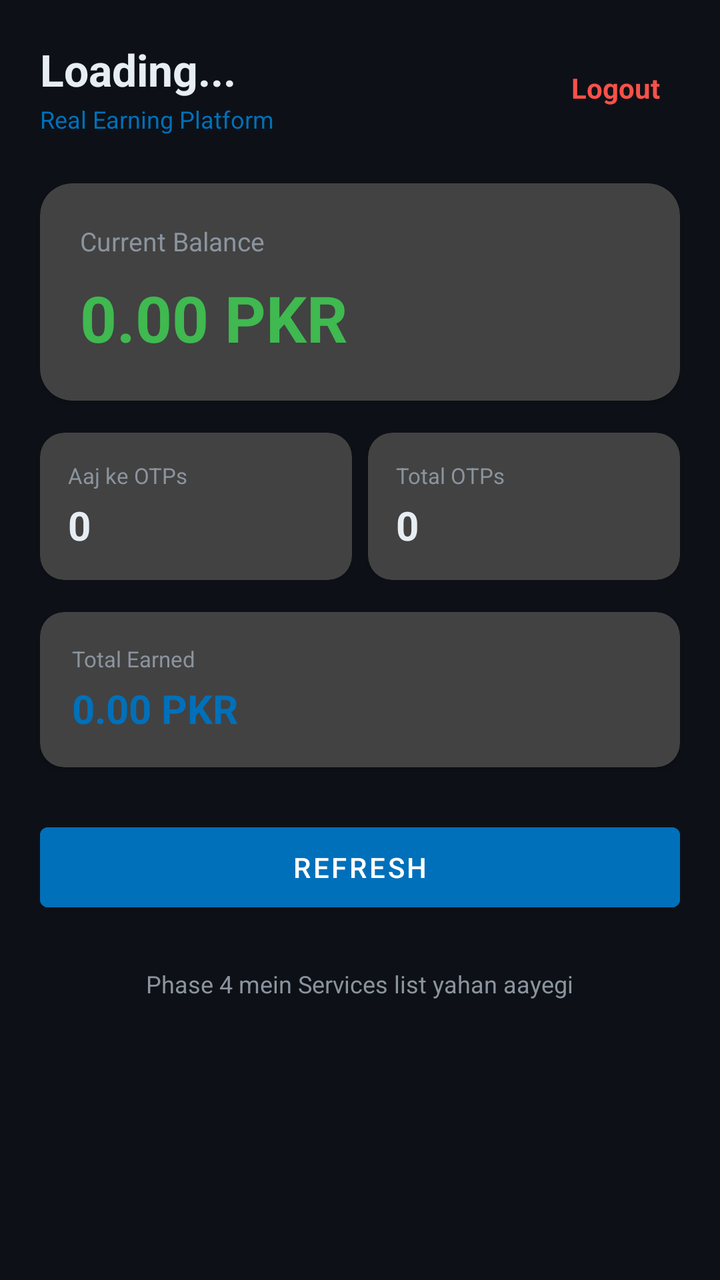
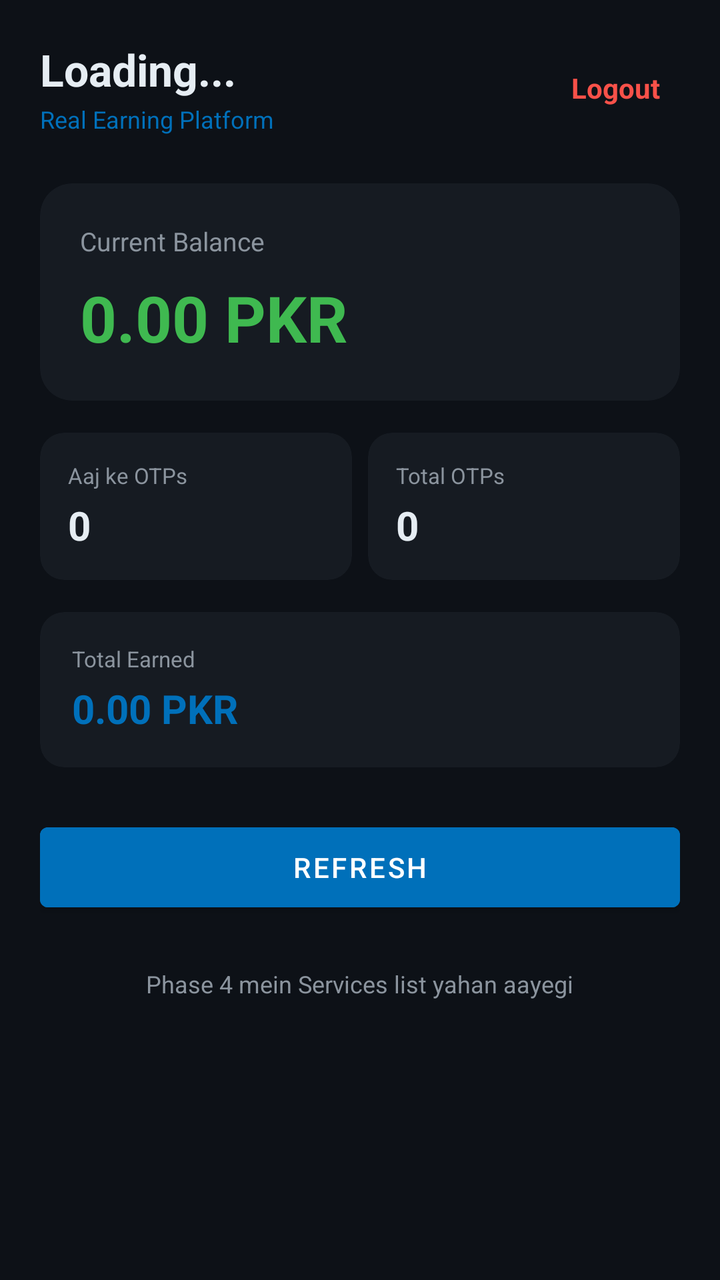

Two renders of the same Android screen: before a commit and after it. Below are the layout's source before the change and the commit's diff.
<!-- AndroidManifest.xml: activity theme Theme.RealEarnPayPal -->
<!-- res/layout/activity_dashboard.xml -->
<?xml version="1.0" encoding="utf-8"?>
<ScrollView xmlns:android="http://schemas.android.com/apk/res/android"
    android:layout_width="match_parent"
    android:layout_height="match_parent"
    android:background="@color/bg_dark"
    android:fillViewport="true">

    <LinearLayout
        android:layout_width="match_parent"
        android:layout_height="wrap_content"
        android:orientation="vertical"
        android:padding="20dp">

        <LinearLayout
            android:layout_width="match_parent"
            android:layout_height="wrap_content"
            android:orientation="horizontal"
            android:gravity="center_vertical">

            <LinearLayout
                android:layout_width="0dp"
                android:layout_height="wrap_content"
                android:layout_weight="1"
                android:orientation="vertical">

                <TextView
                    android:id="@+id/tvName"
                    android:layout_width="wrap_content"
                    android:layout_height="wrap_content"
                    android:text="Loading..."
                    android:textColor="@color/text_light"
                    android:textSize="22sp"
                    android:textStyle="bold" />

                <TextView
                    android:layout_width="wrap_content"
                    android:layout_height="wrap_content"
                    android:layout_marginTop="2dp"
                    android:text="Real Earning Platform"
                    android:textColor="@color/paypal_blue"
                    android:textSize="12sp" />

            </LinearLayout>

            <TextView
                android:id="@+id/btnLogout"
                android:layout_width="wrap_content"
                android:layout_height="wrap_content"
                android:padding="10dp"
                android:text="Logout"
                android:textColor="@color/error_red"
                android:textSize="14sp"
                android:textStyle="bold" />

        </LinearLayout>

        <androidx.cardview.widget.CardView
            android:layout_width="match_parent"
            android:layout_height="wrap_content"
            android:layout_marginTop="24dp"
            android:cardBackgroundColor="@color/bg_card"
            app:cardCornerRadius="16dp"
            xmlns:app="http://schemas.android.com/apk/res-auto">

            <LinearLayout
                android:layout_width="match_parent"
                android:layout_height="wrap_content"
                android:orientation="vertical"
                android:padding="20dp">

                <TextView
                    android:layout_width="wrap_content"
                    android:layout_height="wrap_content"
                    android:text="Current Balance"
                    android:textColor="@color/text_dim"
                    android:textSize="13sp" />

                <TextView
                    android:id="@+id/tvBalance"
                    android:layout_width="wrap_content"
                    android:layout_height="wrap_content"
                    android:layout_marginTop="8dp"
                    android:text="0.00 PKR"
                    android:textColor="@color/success_green"
                    android:textSize="32sp"
                    android:textStyle="bold" />

            </LinearLayout>

        </androidx.cardview.widget.CardView>

        <LinearLayout
            android:layout_width="match_parent"
            android:layout_height="wrap_content"
            android:layout_marginTop="16dp"
            android:orientation="horizontal">

            <androidx.cardview.widget.CardView
                android:layout_width="0dp"
                android:layout_height="wrap_content"
                android:layout_weight="1"
                android:layout_marginEnd="8dp"
                android:cardBackgroundColor="@color/bg_card"
                app:cardCornerRadius="12dp"
                xmlns:app="http://schemas.android.com/apk/res-auto">

                <LinearLayout
                    android:layout_width="match_parent"
                    android:layout_height="wrap_content"
                    android:orientation="vertical"
                    android:padding="14dp">

                    <TextView
                        android:layout_width="wrap_content"
                        android:layout_height="wrap_content"
                        android:text="Aaj ke OTPs"
                        android:textColor="@color/text_dim"
                        android:textSize="11sp" />

                    <TextView
                        android:id="@+id/tvTodayOtps"
                        android:layout_width="wrap_content"
                        android:layout_height="wrap_content"
                        android:layout_marginTop="4dp"
                        android:text="0"
                        android:textColor="@color/text_light"
                        android:textSize="20sp"
                        android:textStyle="bold" />

                </LinearLayout>

            </androidx.cardview.widget.CardView>

            <androidx.cardview.widget.CardView
                android:layout_width="0dp"
                android:layout_height="wrap_content"
                android:layout_weight="1"
                android:cardBackgroundColor="@color/bg_card"
                app:cardCornerRadius="12dp"
                xmlns:app="http://schemas.android.com/apk/res-auto">

                <LinearLayout
                    android:layout_width="match_parent"
                    android:layout_height="wrap_content"
                    android:orientation="vertical"
                    android:padding="14dp">

                    <TextView
                        android:layout_width="wrap_content"
                        android:layout_height="wrap_content"
                        android:text="Total OTPs"
                        android:textColor="@color/text_dim"
                        android:textSize="11sp" />

                    <TextView
                        android:id="@+id/tvTotalOtps"
                        android:layout_width="wrap_content"
                        android:layout_height="wrap_content"
                        android:layout_marginTop="4dp"
                        android:text="0"
                        android:textColor="@color/text_light"
                        android:textSize="20sp"
                        android:textStyle="bold" />

                </LinearLayout>

            </androidx.cardview.widget.CardView>

        </LinearLayout>

        <androidx.cardview.widget.CardView
            android:layout_width="match_parent"
            android:layout_height="wrap_content"
            android:layout_marginTop="16dp"
            android:cardBackgroundColor="@color/bg_card"
            app:cardCornerRadius="12dp"
            xmlns:app="http://schemas.android.com/apk/res-auto">

            <LinearLayout
                android:layout_width="match_parent"
                android:layout_height="wrap_content"
                android:orientation="vertical"
                android:padding="16dp">

                <TextView
                    android:layout_width="wrap_content"
                    android:layout_height="wrap_content"
                    android:text="Total Earned"
                    android:textColor="@color/text_dim"
                    android:textSize="11sp" />

                <TextView
                    android:id="@+id/tvTotalEarned"
                    android:layout_width="wrap_content"
                    android:layout_height="wrap_content"
                    android:layout_marginTop="4dp"
                    android:text="0.00 PKR"
                    android:textColor="@color/paypal_blue"
                    android:textSize="20sp"
                    android:textStyle="bold" />

            </LinearLayout>

        </androidx.cardview.widget.CardView>

        <Button
            android:id="@+id/btnRefresh"
            android:layout_width="match_parent"
            android:layout_height="52dp"
            android:layout_marginTop="24dp"
            android:backgroundTint="@color/paypal_blue"
            android:text="Refresh"
            android:textColor="@color/white" />

        <TextView
            android:layout_width="wrap_content"
            android:layout_height="wrap_content"
            android:layout_marginTop="24dp"
            android:layout_gravity="center_horizontal"
            android:text="Phase 4 mein Services list yahan aayegi"
            android:textColor="@color/text_dim"
            android:textSize="12sp" />

    </LinearLayout>

</ScrollView>
<!-- resources referenced by this layout -->
<resources>
  <color name="bg_card">#FF161B22</color>
  <color name="bg_dark">#FF0D1117</color>
  <color name="error_red">#FFF85149</color>
  <color name="paypal_blue">#FF0070BA</color>
  <color name="success_green">#FF3FB950</color>
  <color name="text_dim">#FF8B949E</color>
  <color name="text_light">#FFE6EDF3</color>
  <color name="white">#FFFFFFFF</color>
  <style name="Theme.RealEarnPayPal" parent="Theme.MaterialComponents.NoActionBar">
          <item name="colorPrimary">@color/paypal_blue</item>
          <item name="colorPrimaryVariant">@color/paypal_blue_dark</item>
          <item name="colorOnPrimary">@color/white</item>
          <item name="colorSecondary">@color/paypal_blue</item>
          <item name="colorOnSecondary">@color/white</item>
          <item name="android:statusBarColor">@color/bg_dark</item>
          <item name="android:navigationBarColor">@color/bg_dark</item>
          <item name="android:windowBackground">@color/bg_dark</item>
          <item name="android:textColorPrimary">@color/text_light</item>
          <item name="android:textColorSecondary">@color/text_dim</item>
      </style>
  <color name="paypal_blue_dark">#FF005C99</color>
</resources>

<!-- the commit's change to res/layout/activity_dashboard.xml (unified diff, before → after) -->
@@ -1,5 +1,6 @@
 <?xml version="1.0" encoding="utf-8"?>
 <ScrollView xmlns:android="http://schemas.android.com/apk/res/android"
+    xmlns:app="http://schemas.android.com/apk/res-auto"
     android:layout_width="match_parent"
     android:layout_height="match_parent"
     android:background="@color/bg_dark"
@@ -11,6 +12,7 @@
         android:orientation="vertical"
         android:padding="20dp">
 
+        
         <LinearLayout
             android:layout_width="match_parent"
             android:layout_height="wrap_content"
@@ -54,13 +56,14 @@
 
         </LinearLayout>
 
-        <androidx.cardview.widget.CardView
+        
+        <com.google.android.material.card.MaterialCardView
             android:layout_width="match_parent"
             android:layout_height="wrap_content"
             android:layout_marginTop="24dp"
-            android:cardBackgroundColor="@color/bg_card"
+            app:cardBackgroundColor="@color/bg_card"
             app:cardCornerRadius="16dp"
-            xmlns:app="http://schemas.android.com/apk/res-auto">
+            app:cardElevation="0dp">
 
             <LinearLayout
                 android:layout_width="match_parent"
@@ -87,22 +90,23 @@
 
             </LinearLayout>
 
-        </androidx.cardview.widget.CardView>
-
+        </com.google.android.material.card.MaterialCardView>
+
+        
         <LinearLayout
             android:layout_width="match_parent"
             android:layout_height="wrap_content"
             android:layout_marginTop="16dp"
             android:orientation="horizontal">
 
-            <androidx.cardview.widget.CardView
+            <com.google.android.material.card.MaterialCardView
                 android:layout_width="0dp"
                 android:layout_height="wrap_content"
                 android:layout_weight="1"
                 android:layout_marginEnd="8dp"
-                android:cardBackgroundColor="@color/bg_card"
+                app:cardBackgroundColor="@color/bg_card"
                 app:cardCornerRadius="12dp"
-                xmlns:app="http://schemas.android.com/apk/res-auto">
+                app:cardElevation="0dp">
 
                 <LinearLayout
                     android:layout_width="match_parent"
@@ -129,15 +133,15 @@
 
                 </LinearLayout>
 
-            </androidx.cardview.widget.CardView>
-
-            <androidx.cardview.widget.CardView
+            </com.google.android.material.card.MaterialCardView>
+
+            <com.google.android.material.card.MaterialCardView
                 android:layout_width="0dp"
                 android:layout_height="wrap_content"
                 android:layout_weight="1"
-                android:cardBackgroundColor="@color/bg_card"
+                app:cardBackgroundColor="@color/bg_card"
                 app:cardCornerRadius="12dp"
-                xmlns:app="http://schemas.android.com/apk/res-auto">
+                app:cardElevation="0dp">
 
                 <LinearLayout
                     android:layout_width="match_parent"
@@ -164,17 +168,18 @@
 
                 </LinearLayout>
 
-            </androidx.cardview.widget.CardView>
+            </com.google.android.material.card.MaterialCardView>
 
         </LinearLayout>
 
-        <androidx.cardview.widget.CardView
+        
+        <com.google.android.material.card.MaterialCardView
             android:layout_width="match_parent"
             android:layout_height="wrap_content"
             android:layout_marginTop="16dp"
-            android:cardBackgroundColor="@color/bg_card"
+            app:cardBackgroundColor="@color/bg_card"
             app:cardCornerRadius="12dp"
-            xmlns:app="http://schemas.android.com/apk/res-auto">
+            app:cardElevation="0dp">
 
             <LinearLayout
                 android:layout_width="match_parent"
@@ -201,7 +206,7 @@
 
             </LinearLayout>
 
-        </androidx.cardview.widget.CardView>
+        </com.google.android.material.card.MaterialCardView>
 
         <Button
             android:id="@+id/btnRefresh"
